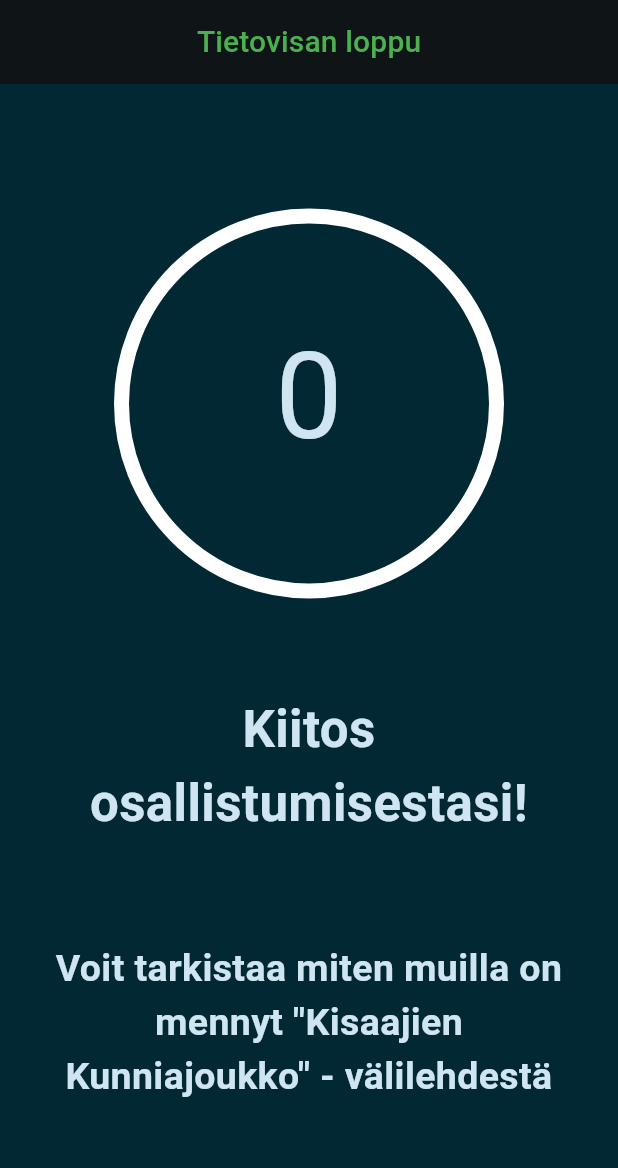
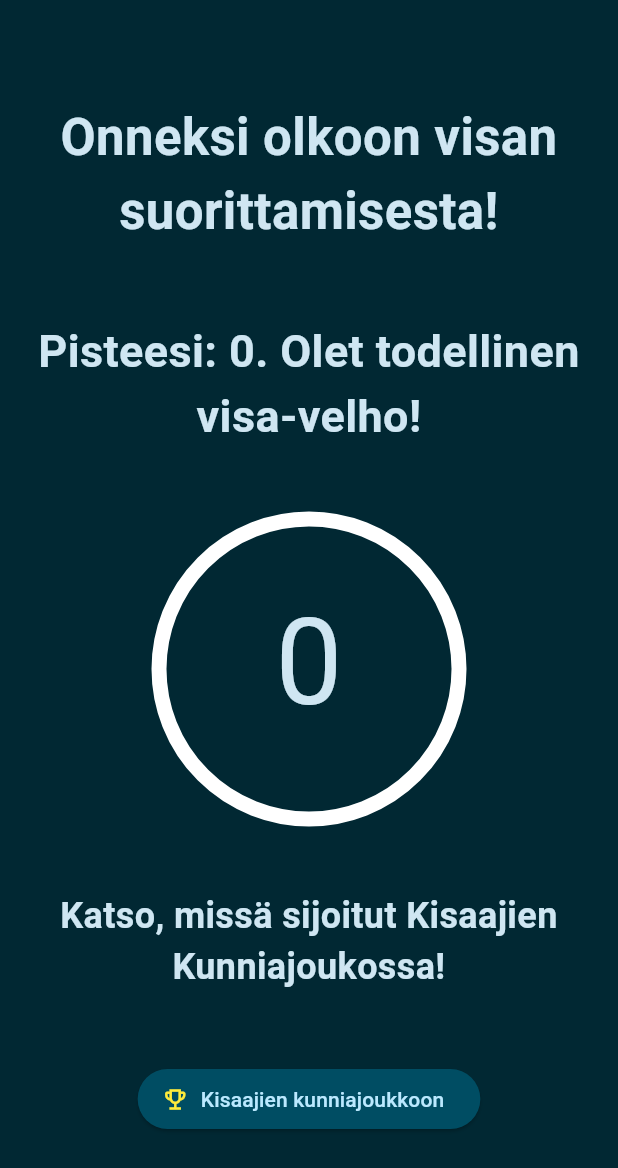
Before and after one commit to Rikuuuh/own-projects, a Flutter app: the QuizResultsPage screen opened directly with empty values, on a phone screen of 412 x 824 dp. Shown: the top 1168 px of the screen. Run offline on Flutter 3.47's test engine with Material 3 defaults, Android fonts, the phone set to English and light mode, and no system bars; our stand-ins replace cloud_firestore, firebase_auth, firebase_core, firebase_storage, flutter_animate, google_fonts and 2 more; missing offline and left inert: flame, flame_audio; accounts and stored records are empty.

Commit message:
all done
testejä vaan

```diff
--- a/flappy_bird/lib/auth/get_user_data.dart
+++ b/flappy_bird/lib/auth/get_user_data.dart
@@ -67,12 +67,12 @@ class GetUserData extends StatelessWidget {
           return Column(children: [
             Text(
               'Kisaaja : ${data['name']} ${data['lastName']}',
-              style: const TextStyle(fontSize: 18),
+              style: const TextStyle(fontSize: 17),
             ),
             Text('Bird-pelin paras tulos : ${data['highScore']}',
-                style: const TextStyle(fontSize: 16)),
+                style: const TextStyle(fontSize: 15)),
             Text('Tietovisan tulos : ${data['visaScore']} / 10',
-                style: const TextStyle(fontSize: 16)),
+                style: const TextStyle(fontSize: 15)),
           ]);
         } else if (snapshot.hasError) {
           return Text('Virhe: ${snapshot.error}');
--- a/flappy_bird/lib/main_drawer.dart
+++ b/flappy_bird/lib/main_drawer.dart
@@ -34,6 +34,7 @@ class MainDrawer extends StatelessWidget {
   Widget build(BuildContext context) {
     final User? user = Auth().currentUser;
     return Drawer(
+      width: 275,
       surfaceTintColor: Theme.of(context).colorScheme.primaryContainer,
       child: Column(
         children: [
--- a/flappy_bird/lib/pages/quiz_results_page.dart
+++ b/flappy_bird/lib/pages/quiz_results_page.dart
@@ -1,3 +1,4 @@
+import 'package:flappy_bird_game/pages/users_page.dart';
 import 'package:flutter/material.dart';
 
 class QuizResultsPage extends StatelessWidget {
@@ -6,28 +7,34 @@ class QuizResultsPage extends StatelessWidget {
   @override
   Widget build(BuildContext context) {
     return Scaffold(
-      appBar: AppBar(
-        centerTitle: true,
-        title: Text(
-          'Tietovisan loppu',
-          style: Theme.of(context).textTheme.titleSmall!.copyWith(
-                color: Colors.green,
-                fontSize: 20,
-              ),
-        ),
-      ),
       body: Container(
         padding: const EdgeInsets.all(20.0),
         child: Column(
           mainAxisAlignment: MainAxisAlignment.spaceEvenly,
           crossAxisAlignment: CrossAxisAlignment.center,
           children: [
+            const Text(
+              textAlign: TextAlign.center,
+              'Onneksi olkoon visan suorittamisesta!',
+              style: TextStyle(
+                fontSize: 34,
+                fontWeight: FontWeight.bold,
+              ),
+            ),
+            Text(
+              textAlign: TextAlign.center,
+              'Pisteesi: $score. Olet todellinen visa-velho!',
+              style: const TextStyle(
+                fontSize: 30,
+                fontWeight: FontWeight.bold,
+              ),
+            ),
             Stack(
               alignment: Alignment.center,
               children: [
                 SizedBox(
-                  height: 250,
-                  width: 250,
+                  height: 200,
+                  width: 200,
                   child: CircularProgressIndicator(
                     strokeWidth: 10,
                     value: score / 9,
@@ -48,20 +55,24 @@ class QuizResultsPage extends StatelessWidget {
             ),
             const Text(
               textAlign: TextAlign.center,
-              'Kiitos osallistumisestasi!',
+              'Katso, missä sijoitut Kisaajien Kunniajoukossa!',
               style: TextStyle(
-                fontSize: 34,
+                fontSize: 24,
                 fontWeight: FontWeight.bold,
               ),
             ),
-            const Text(
-              textAlign: TextAlign.center,
-              'Voit tarkistaa miten muilla on mennyt "Kisaajien Kunniajoukko" - välilehdestä',
-              style: TextStyle(
-                fontSize: 25,
-                fontWeight: FontWeight.bold,
+            ElevatedButton.icon(
+              onPressed: () {
+                Navigator.of(context).pop();
+                Navigator.of(context)
+                    .push(MaterialPageRoute(builder: (context) => UsersPage()));
+              },
+              label: const Text(
+                'Kisaajien kunniajoukkoon',
               ),
-            ),
+              icon:
+                  const Icon(Icons.emoji_events_outlined, color: Colors.yellow),
+            )
           ],
         ),
       ),
--- a/flappy_bird/lib/pages/video_countdown_page.dart
+++ b/flappy_bird/lib/pages/video_countdown_page.dart
@@ -10,7 +10,8 @@ class VideoCountdownPage extends StatelessWidget {
     return SafeArea(
       child: VideoCountdown(
         onVideoComplete: () {
-          Navigator.pushReplacement(
+          Navigator.of(context).pop();
+          Navigator.push(
             context,
             MaterialPageRoute(builder: (context) => const QuizQuestionsPage()),
           );
--- a/flappy_bird/pubspec.yaml
+++ b/flappy_bird/pubspec.yaml
@@ -24,7 +24,7 @@ dependencies:
   flutter_animate: ^4.3.0
   video_player: ^2.8.1
   slide_countdown: ^1.5.0
-  appinio_video_player: ^1.2.2
+  hidden_drawer_menu: ^3.0.1
 
 dev_dependencies:
   flutter_test:
```
Also changed, not shown: flappy_bird/lib/pages/quiz.dart (+78 -37 lines), flappy_bird/lib/pages/users_page.dart (+40 -6 lines), flappy_bird/pubspec.lock.
